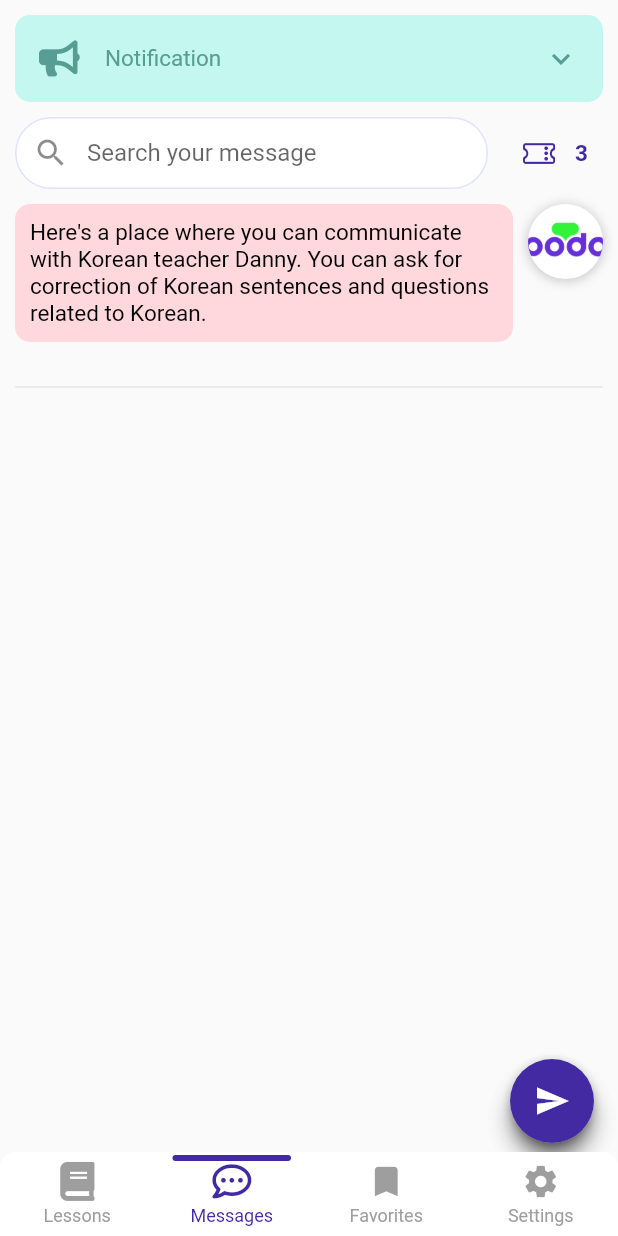
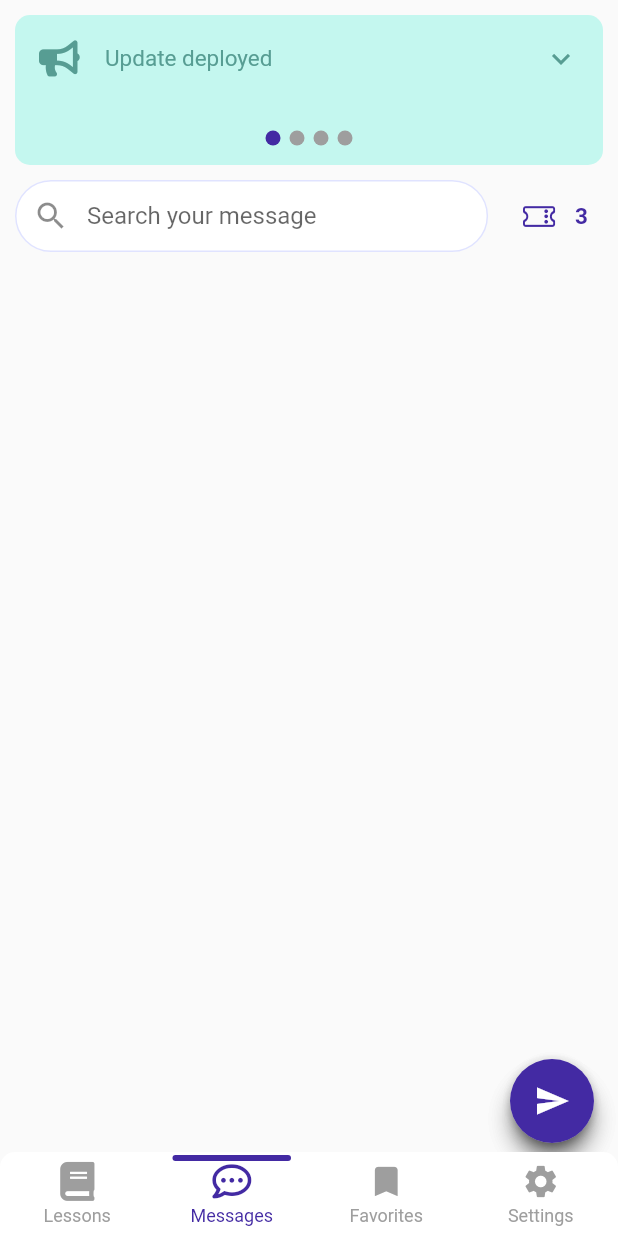
Before and after one commit to kammaii/podo, a Flutter app: the screen it shows after launch, item 2 of the bottom bar chosen, on a phone screen of 412 x 824 dp. Run offline on Flutter 3.47's test engine with Material 2 defaults, Android fonts, the phone set to English and light mode, and no system bars; drawn by our look-alikes of card_swiper, persistent_bottom_nav_bar; our stand-ins replace animated_text_kit, confetti, flutter_html, flutter_login, font_awesome_flutter, get and 3 more.

Commit message:
fixing messageFrame

```diff
--- a/lib/screens/main_frame.dart
+++ b/lib/screens/main_frame.dart
@@ -19,7 +19,7 @@ class MainFrame extends StatefulWidget {
 List<Widget> _buildScreens() {
   return [
     const LessonCourse(),
-    const MessageFrame(),
+    MessageFrame(),
     const FavoriteFrame(),
     const Profile(),
   ];
--- a/lib/screens/message/expandable_fab.dart
+++ b/lib/screens/message/expandable_fab.dart
@@ -1,7 +1,5 @@
 import 'dart:math';
 import 'package:flutter/material.dart';
-import 'package:font_awesome_flutter/font_awesome_flutter.dart';
-import 'package:podo/screens/message/action_button.dart';
 import 'package:podo/values/my_colors.dart';
 
 const Duration _duration = Duration(milliseconds: 300);
--- a/lib/screens/message/message.dart
+++ b/lib/screens/message/message.dart
@@ -1,8 +1,23 @@
 class Message {
-  late bool isUserMsg;
-  late String tag;
-  late String msg;
-  late String date;
+  final String msgId;
+  final String msg;
+  final String tag;
+  final String userEmail;
+  final String reply;
+  final DateTime sendTime;
+  final DateTime replyTime;
+  final bool? isBestQuestion;
+  final String? notificationId;
 
-  Message(this.isUserMsg, this.tag, this.msg, this.date);
+  Message(
+    this.msgId,
+    this.msg,
+    this.tag,
+    this.userEmail,
+    this.reply,
+    this.sendTime,
+    this.replyTime, {
+    this.isBestQuestion,
+    this.notificationId,
+  });
 }
--- a/lib/screens/message/message_frame.dart
+++ b/lib/screens/message/message_frame.dart
@@ -1,68 +1,70 @@
+import 'package:card_swiper/card_swiper.dart';
 import 'package:flutter/cupertino.dart';
 import 'package:flutter/material.dart';
+import 'package:flutter_html/flutter_html.dart';
 import 'package:font_awesome_flutter/font_awesome_flutter.dart';
 import 'package:get/get.dart';
 import 'package:podo/common_widgets/my_widget.dart';
 import 'package:podo/screens/message/action_button.dart';
 import 'package:podo/screens/message/expandable_fab.dart';
+import 'package:podo/screens/message/notice.dart';
 import 'package:podo/screens/subscribe/subscribe.dart';
 import 'package:podo/user/user_info.dart';
 import 'package:podo/values/my_colors.dart';
 import 'package:podo/values/my_strings.dart';
 import 'message.dart';
 
-class MessageFrame extends StatefulWidget {
-  const MessageFrame({Key? key}) : super(key: key);
+class MessageFrame extends StatelessWidget {
+  MessageFrame({Key? key}) : super(key: key);
 
-  @override
-  _MessageFrameState createState() => _MessageFrameState();
+  final _controller = Get.put(MessageFrameStateManager());
+  final String podoImage = 'assets/images/logo.png';
+
+  Widget getExpansionTile(Notice notice) {
+    IconData icon = FontAwesomeIcons.bullhorn;
+    switch (notice.tag) {
+      case MyStrings.news:
+        icon = FontAwesomeIcons.bullhorn;
+        break;
+
+      case MyStrings.imageQuiz:
+        icon = FontAwesomeIcons.image;
+        break;
+
+      case MyStrings.audioQuiz:
+        icon = FontAwesomeIcons.headphones;
+        break;
+
+      case MyStrings.liveLesson:
+        icon = FontAwesomeIcons.video;
+        break;
     }
 
-class _MessageFrameState extends State<MessageFrame> {
-  String userImage = 'assets/images/logo.png';
-  String podoImage = 'assets/images/logo.png';
-  List<Message> msgList = [];
-  late FocusNode focusNode;
-  late TextEditingController _searchController;
-  late bool isNotificationClicked;
-  bool isPremiumUser = true; //todo: DB에서 받아오기
-  String? selectedTag;
-  late int correctionCount;
-  late List<TextFieldItem> textFieldItems;
-
-  String notification =
-      'New version has been released.\n\n'
-      'Online lesson is coming soon.\n\n'
-      'New version has been released.\n\n'
-      'Online lesson is coming soon.'; //todo: DB에서 받아오기
-
-  @override
-  void initState() {
-    super.initState();
-    correctionCount = 1;
-    textFieldItems = [];
-    focusNode = FocusNode();
-    _searchController = TextEditingController();
-    isNotificationClicked = false;
-    msgList = [];
-    msgList.add(Message(false, '', MyStrings.messageInfo, ''));
-    //todo: 이후의 메시지는 DB에서 가져오기
-    // msgList.add(Message(true, '#${MyStrings.correction}', MyStrings.lorem, '2021년 11월 29일'));
-    // msgList.add(Message(false, '#${MyStrings.correction}', MyStrings.lorem, '2021년 11월 29일'));
-  }
-
-  @override
-  void dispose() {
-    super.dispose();
-    focusNode.dispose();
-    _searchController.dispose();
+    return ExpansionTile(
+      title: Row(
+        children: [
+          Icon(
+            icon,
+            color: MyColors.greenDark,
+          ),
+          const SizedBox(width: 20),
+          MyWidget().getTextWidget(notice.title, 15, MyColors.greenDark),
+        ],
+      ),
+      children: [
+        notice.contents,
+      ],
+      collapsedIconColor: MyColors.greenDark,
+      iconColor: MyColors.greenDark,
+      collapsedBackgroundColor: MyColors.greenLight,
+      backgroundColor: MyColors.greenLight,
+      childrenPadding: const EdgeInsets.all(10),
+    );
   }
 
   @override
   Widget build(BuildContext context) {
-    //todo: 최신 메시지부터 10개씩 나눠서 로딩하기
-
-
+    _controller.init();
     return SafeArea(
       child: Scaffold(
         floatingActionButton: ExpandableFab(
@@ -95,29 +97,22 @@ class _MessageFrameState extends State<MessageFrame> {
                 data: Theme.of(context).copyWith(dividerColor: Colors.transparent),
                 child: ClipRRect(
                   borderRadius: BorderRadius.circular(10),
-                  child: ExpansionTile(
-                    title: Row(
-                      children: [
-                        const Icon(
-                          FontAwesomeIcons.bullhorn,
-                          color: MyColors.greenDark,
+                  child: GetBuilder<MessageFrameStateManager>(
+                    builder: (_controller) {
+                      return SizedBox(
+                        height: 100,
+                        child: Swiper(
+                          itemCount: _controller.noticeList.length,
+                          itemBuilder: (context, index) {
+                            return getExpansionTile(_controller.noticeList[index]);
+                          },
+                          pagination: const SwiperPagination(
+                              builder: DotSwiperPaginationBuilder(
+                            color: MyColors.grey,
+                          )),
                         ),
-                        const SizedBox(width: 20),
-                        MyWidget().getTextWidget(MyStrings.notification, 15, MyColors.greenDark),
-                      ],
-                    ),
-                    children: [
-                      Row(
-                        children: [
-                          Text(notification),
-                        ],
-                      ),
-                    ],
-                    collapsedIconColor: MyColors.greenDark,
-                    iconColor: MyColors.greenDark,
-                    collapsedBackgroundColor: MyColors.greenLight,
-                    backgroundColor: MyColors.greenLight,
-                    childrenPadding: const EdgeInsets.all(10),
+                      );
+                    },
                   ),
                 ),
               ),
@@ -125,13 +120,17 @@ class _MessageFrameState extends State<MessageFrame> {
               Row(
                 children: [
                   Expanded(
-                    child: MyWidget().getSearchWidget(focusNode, _searchController, MyStrings.messageSearchHint),
+                    child: MyWidget().getSearchWidget(
+                      _controller.focusNode,
+                      _controller.searchController,
+                      MyStrings.messageSearchHint,
+                    ),
                   ),
                   const SizedBox(width: 10),
                   IconButton(
                     onPressed: () {},
                     icon: const Icon(
-                      CupertinoIcons.ticket,
+                      CupertinoIcons.ticket, //todo: podo 아이콘으로 바꾸기
                       color: MyColors.purple,
                     ),
                   ),
@@ -139,19 +138,19 @@ class _MessageFrameState extends State<MessageFrame> {
                   const SizedBox(width: 10),
                 ],
               ),
-              Expanded(
-                child: ListView.builder(
-                  itemCount: msgList.length,
-                  itemBuilder: (BuildContext context, int index) {
-                    bool isUserMsg = msgList[index].isUserMsg;
-                    String image = isUserMsg ? 'assets/images/course_hangul.png' : 'assets/images/logo.png';
-                    String tag = msgList[index].tag;
-                    String msg = msgList[index].msg;
-                    String date = msgList[index].date;
-                    return getMsgItem(isUserMsg, image, tag, msg, date);
-                  },
-                ),
-              ),
+              // Expanded(
+              //   child: ListView.builder(
+              //     itemCount: msgList.length,
+              //     itemBuilder: (BuildContext context, int index) {
+              //       bool isUserMsg = msgList[index].isUserMsg;
+              //       String image = isUserMsg ? 'assets/images/course_hangul.png' : 'assets/images/logo.png';
+              //       String tag = msgList[index].tag;
+              //       String msg = msgList[index].msg;
+              //       String date = msgList[index].date;
+              //       return getMsgItem(isUserMsg, image, tag, msg, date);
+              //     },
+              //   ),
+              // ),
             ],
           ),
         ),
@@ -160,9 +159,10 @@ class _MessageFrameState extends State<MessageFrame> {
   }
 
   Widget getBottomSheet(String tag) {
+    List<TextFieldItem> textFieldItems = _controller.textFieldItems;
     textFieldItems.clear();
 
-    if(tag == MyStrings.tagCorrection) {
+    if (tag == MyStrings.tagCorrection) {
       textFieldItems.add(TextFieldItem(MyStrings.correctionHint, false));
     } else {
       textFieldItems.add(TextFieldItem(MyStrings.questionHint, false));
@@ -173,8 +173,8 @@ class _MessageFrameState extends State<MessageFrame> {
       builder: (context, reRender) {
         List<Widget> textFieldWidgets = [];
 
-        if(tag == MyStrings.tagCorrection) {
-          for(int i=0; i<textFieldItems.length; i++) {
+        if (tag == MyStrings.tagCorrection) {
+          for (int i = 0; i < textFieldItems.length; i++) {
             textFieldItems[i].setRemoveFunction(() {
               reRender(() {
                 int removeIdx = textFieldItems.indexWhere((element) => element.key == textFieldItems[i].key);
@@ -214,20 +214,20 @@ class _MessageFrameState extends State<MessageFrame> {
                 const SizedBox(height: 10),
                 Column(children: textFieldWidgets), //todo: AnimatedList로 변경하기
                 tag == MyStrings.tagCorrection
-                  ?IconButton(
+                    ? IconButton(
                         icon: const Icon(
                           Icons.add_circle_outline,
                           color: MyColors.purple,
                         ),
                         onPressed: () {
-                      if(UserInfo().podo == podoCount) {
+                          if (UserInfo().podo == podoCount) {
                             UserInfo().isPremium
                                 ? Get.defaultDialog(
                                     titlePadding: const EdgeInsets.all(20),
                                     contentPadding: const EdgeInsets.only(bottom: 10),
                                     title: MyStrings.coinAlertTitle,
                                     middleText: MyStrings.coinAlertSubTitlePremium,
-                          onConfirm: (){
+                                    onConfirm: () {
                                       Get.back();
                                     },
                                     confirmTextColor: Colors.white,
@@ -238,23 +238,23 @@ class _MessageFrameState extends State<MessageFrame> {
                                     contentPadding: const EdgeInsets.all(15),
                                     title: MyStrings.coinAlertTitle,
                                     middleText: MyStrings.coinAlertSubTitleNoPremium,
-                          onConfirm: (){
+                                    onConfirm: () {
                                       Get.back();
                                       Get.to(const Subscribe());
                                     },
-                          onCancel: (){},
+                                    onCancel: () {},
                                     confirmTextColor: Colors.white,
                                     cancelTextColor: MyColors.purple,
                                     buttonColor: MyColors.purple,
                                   );
                           } else {
                             reRender(() {
-                          if(textFieldItems.length <= 1) {
+                              if (textFieldItems.length <= 1) {
                                 for (TextFieldItem item in textFieldItems) {
                                   item.hasRemoveBtn = true;
                                 }
                               }
-                          textFieldItems.add(TextFieldItem('',true));
+                              textFieldItems.add(TextFieldItem('', true));
                               podoCount++;
                             });
                           }
@@ -264,10 +264,10 @@ class _MessageFrameState extends State<MessageFrame> {
                 Padding(
                   padding: const EdgeInsets.symmetric(vertical: 20),
                   child:
-                      MyWidget().getRoundBtnWidget(true, MyStrings.send, MyColors.purple, Colors.white, (){
+                      MyWidget().getRoundBtnWidget(true, MyStrings.send, MyColors.purple, Colors.white, () {
                     //todo: DB에 저장할 때 correction 과 question 경로를 다르게 할 것
                     List<String> requests = [];
-                        for(TextFieldItem item in textFieldItems) {
+                    for (TextFieldItem item in textFieldItems) {
                       requests.add(item.controller.text);
                     }
                   }, podoCount: podoCount),
@@ -338,7 +338,7 @@ class _MessageFrameState extends State<MessageFrame> {
 }
 
 //todo: 컨트롤러 dispose() 하기
-class TextFieldItem extends GetxController{
+class TextFieldItem extends GetxController {
   Key key = UniqueKey();
   late String hint;
   late bool hasRemoveBtn;
@@ -350,7 +350,6 @@ class TextFieldItem extends GetxController{
   void setRemoveFunction(VoidCallback f) {
     removeFunction = f;
   }
-
 
   @override
   void onClose() {
@@ -375,8 +374,7 @@ class TextFieldItem extends GetxController{
                         Icons.remove_circle_outline,
                         color: MyColors.purple,
                       ),
-                  onPressed: removeFunction
-              )
+                      onPressed: removeFunction)
                   : const SizedBox.shrink(),
             ],
           ),
@@ -385,3 +383,88 @@ class TextFieldItem extends GetxController{
     );
   }
 }
+
+class MessageFrameStateManager extends GetxController {
+  late List<Message> msgList;
+  late List<Notice> noticeList;
+  late FocusNode focusNode;
+  late TextEditingController searchController;
+  late bool isPremiumUser;
+  late int correctionCount;
+  late List<TextFieldItem> textFieldItems;
+
+  void init() {
+    msgList = []; //todo: 최신 메시지부터 10개씩 나눠서 로딩하기
+    noticeList = SampleNotice().getNotices(); //todo: DB에서 isOnBoard = true 가져오기
+    focusNode = FocusNode();
+    searchController = TextEditingController();
+    isPremiumUser = UserInfo().isPremium;
+    correctionCount = 1;
+    textFieldItems = [];
+    //msgList.add(Message(false, '', MyStrings.messageInfo, ''));
+    //todo: 이후의 메시지는 DB에서 가져오기
+    // msgList.add(Message(true, '#${MyStrings.correction}', MyStrings.lorem, '2021년 11월 29일'));
+    // msgList.add(Message(false, '#${MyStrings.correction}', MyStrings.lorem, '2021년 11월 29일'));
+  }
+
+  void disposeMessageFrame() {
+    focusNode.dispose();
+    searchController.dispose();
+    update();
+  }
+}
+
+class SampleNotice {
+  Notice sampleNews = Notice('news_000', 'Update deployed', Html(data: """
+        <div>
+          <ul>
+            <li>It actually works</li>
+            <li>It exists</li>
+            <li>It doesn't cost much!</li>
+          </ul>
+        </div>
+        """), true, 0);
+
+  Notice sampleImageQuiz = Notice('imageQuiz_000', 'Image quiz', Html(data: """
+        <div>
+          <ul>
+            <li>Look at the picture below and make a sentence.</li>
+            <li>Teacher Danny will proofread your answer.</li>
+          </ul>
+          <img src='asset:assets/images/course_hangul.png' width='100' />
+        </div>
+        """), true, 1);
+
+  Notice sampleAudioQuiz = Notice('audioQuiz_000', 'Audio quiz', Html(data: """
+        <div>
+          <ul>
+            <li>Listen to the audio and write what you hear.</li>
+          </ul>
+          <audio controls src='asset:assets/audio/sample.mp3'></audio>
+        </div>
+        """), true, 2);
+
+  Notice sampleLiveLesson = Notice('liveLesson_000', 'Free Live Lesson', Html(data: """
+        <div>
+          <ul>
+            <li>Status : available</li>
+            <li>Time : 25th June 2022, 7:00PM </li>
+            <li>Place : Zoom</li>
+            <li>Subject : Reading Hangul</li>
+            <li>Level : Beginner</li>
+            <li>Limit : 10 students</li>
+          </ul>
+          <p style="color:red;">* Lesson will be recorded and can be released on the podo YouTube channel</p>
+          <audio controls src='asset:assets/audio/sample.mp3'></audio>
+        </div>
+        """), true, 3);
+
+  List<Notice> getNotices() {
+    List<Notice> notices = [];
+    notices.add(sampleNews);
+    notices.add(sampleImageQuiz);
+    notices.add(sampleAudioQuiz);
+    notices.add(sampleLiveLesson);
+    return notices;
+  }
+}
--- a/lib/screens/message/notice.dart
+++ b/lib/screens/message/notice.dart
@@ -1,23 +1,22 @@
-class PopUp {
-  final String popUpId;
-  final String tag;
+import 'package:flutter_html/flutter_html.dart';
+
+class Notice {
+  final String noticeId;
+  late final String tag;
   final String title;
-  final Map<String, String> contents;
+  final Html contents;
   final bool isOnBoard;
+  final int actionType; // 0: no action, 1: correction req, 2: check answer, 3: booking
   final int? deadline;
-  final String? image;
-  final String? audio;
-  final List<String>? ranking;
 
-  PopUp(
-    this.popUpId,
-    this.tag,
+  Notice(
+    this.noticeId,
     this.title,
     this.contents,
-    this.isOnBoard, {
+    this.isOnBoard,
+    this.actionType, {
     this.deadline,
-    this.image,
-    this.audio,
-    this.ranking,
-  });
+  }) {
+    tag = noticeId.split('_')[0];
+  }
 }
--- a/lib/user/user_info.dart
+++ b/lib/user/user_info.dart
@@ -11,6 +11,7 @@ class UserInfo extends GetxController{
 
   late String email;
   late String name;
+  late String userImage;
   late bool isPremium;
   late int podo;
   late List<String> favorites;
@@ -25,6 +26,7 @@ class UserInfo extends GetxController{
     //todo: DB에서 받아오기
     email = 'danny@gmail.com';
     name = 'danny';
+    userImage = 'assets/images/logo.png';
     isPremium = false;
     podo = 3;
     favorites = [];
--- a/lib/values/my_strings.dart
+++ b/lib/values/my_strings.dart
@@ -80,13 +80,16 @@ class MyStrings {
 
 
 
-
+  // used only in the code
   static const String subject = 'subject';
   static const String explain = 'explain';
   static const String practice = 'practice';
   static const String speak = 'speak';
   static const String quiz = 'quiz';
   static const String swipe = 'swipe';
-
+  static const String news = 'news';
+  static const String imageQuiz = 'imageQuiz';
+  static const String audioQuiz = 'audioQuiz';
+  static const String liveLesson = 'liveLesson';
 
 }
```
Lines whose indentation alone changed are shown as unchanged.
